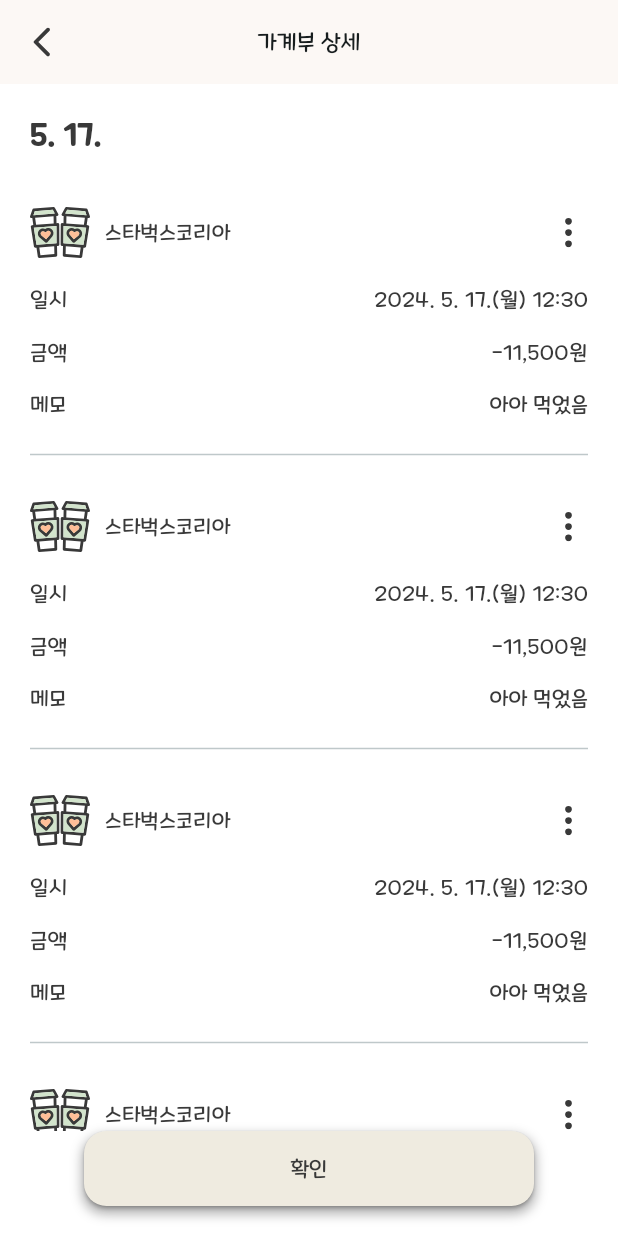
After one commit to APP-Android2/FinalProject-woo_yeon_hi, a Flutter app: the LedgerDetailScreen screen opened directly, on a phone screen of 412 x 824 dp. The commit adds this screen. Run offline on Flutter 3.47's test engine with Material 3 defaults, Android fonts, the phone set to English and light mode, and no system bars; our stand-ins replace carousel_slider, flutter_svg, smooth_page_indicator, table_calendar.

Commit message:
:lipstick: 가계부 상세 UI
가계부 이력 클릭 시 보여지는 상세 화면.
바텀시트, 다이얼로그 구현.

```diff
--- /dev/null
+++ b/lib/screen/ledger_detail_screen.dart
@@ -0,0 +1,83 @@
+import 'package:flutter/material.dart';
+import 'package:flutter_svg/flutter_svg.dart';
+import 'package:woo_yeon_hi/style/color.dart';
+import 'package:woo_yeon_hi/style/font.dart';
+import 'package:woo_yeon_hi/widget/ledger_List_view.dart';
+import 'package:woo_yeon_hi/widget/ledger_top_app_bar.dart';
+
+class LedgerDetailScreen extends StatefulWidget {
+  const LedgerDetailScreen({super.key});
+
+  @override
+  State<LedgerDetailScreen> createState() => _LedgerDetailScreenState();
+}
+
+class _LedgerDetailScreenState extends State<LedgerDetailScreen> {
+  @override
+  Widget build(BuildContext context) {
+    return Scaffold(
+      appBar: LedgerTopAppBar(
+        title: '가계부 상세',
+        leading: IconButton(
+          onPressed: () {
+            Navigator.pop(context);
+          },
+          icon: SvgPicture.asset('lib/assets/icons/arrow_back.svg'),
+        ),
+      ),
+      backgroundColor: ColorFamily.white,
+      body: Container(
+        padding: EdgeInsets.fromLTRB(20, 20, 20, 0),
+        child: Column(
+          children: [
+            Container(
+              width: double.maxFinite,
+              child: Text('5. 17.', style: TextStyle(color: ColorFamily.black, fontSize: 20, fontFamily: FontFamily.mapleStoryBold)),
+            ),
+
+            Padding(padding: EdgeInsets.only(bottom: 30)),
+
+            // 아이템 항목
+            LedgerListView(),
+
+            // 작성 버튼
+            Container(
+              decoration: BoxDecoration(
+                borderRadius: BorderRadius.circular(15),
+                boxShadow: [
+                  BoxShadow(
+                    // 그림자 색상
+                    color: Colors.black.withOpacity(0.3),
+                    // 그림자 오프셋 (x, y)
+                    offset: Offset(0, 4),
+                    // 그림자 흐림 반경
+                    blurRadius: 6,
+                    // 그림자 확산 반경
+                    spreadRadius: 1,
+                  ),
+                ],
+              ),
+              child: ElevatedButton(
+                onPressed: (){
+                  Navigator.pop(context);
+                },
+                child: Text('확인'),
+                style: ElevatedButton.styleFrom(
+                    shape: RoundedRectangleBorder(
+                        borderRadius: BorderRadius.circular(15)
+                    ),
+                    minimumSize: Size(300, 50),
+                    alignment: Alignment.center,
+                    textStyle: TextStyle(fontSize: 14, fontFamily: FontFamily.mapleStoryLight),
+                    backgroundColor: ColorFamily.beige,
+                    foregroundColor: ColorFamily.black
+                ),
+              ),
+            ),
+            SizedBox(height: 20)
+          ],
+        ),
+      ),
+    );
+  }
+}
--- /dev/null
+++ b/lib/widget/ledger_List_view.dart
@@ -0,0 +1,98 @@
+import 'package:flutter/material.dart';
+import 'package:flutter_svg/flutter_svg.dart';
+import 'package:woo_yeon_hi/style/color.dart';
+import 'package:woo_yeon_hi/style/font.dart';
+import 'package:woo_yeon_hi/widget/ledger_modal_bottom_sheet.dart';
+
+class LedgerListView extends StatefulWidget {
+  const LedgerListView({super.key});
+
+  @override
+  State<LedgerListView> createState() => _LedgerListViewState();
+}
+
+class _LedgerListViewState extends State<LedgerListView> {
+
+  @override
+  Widget build(BuildContext context) {
+    return Expanded(
+        child: ListView.builder(
+          itemCount: 5,
+          itemBuilder: (context, index) {
+            return makeListItem();
+          },
+        ),
+    );
+  }
+
+  // 리스트뷰 항목 하나를 구성
+  Widget makeListItem(){
+    return Container(
+      child: Column(
+        children: [
+          Row(
+            mainAxisAlignment: MainAxisAlignment.spaceBetween,
+            children: [
+              Row(
+                children: [
+                  SvgPicture.asset('lib/assets/icons/coffee_cup.svg'),
+                  SizedBox(width: 10),
+                  Text('스타벅스코리아', style: TextStyle(fontSize: 14, color: ColorFamily.black, fontFamily: FontFamily.mapleStoryLight)),
+                ],
+              ),
+              Row(
+                children: [
+                  InkWell(
+                    onTap: () {
+                      showModalBottomSheet(
+                        context: context,
+                        builder: (BuildContext context) {
+                          return LedgerModalBottomSheet();
+                        },
+                      );
+                    },
+                    child: Container(
+                      padding: EdgeInsets.all(10),
+                      child: SvgPicture.asset('lib/assets/icons/horizontal_more.svg'),
+                    ),
+                  ),
+                ],
+              ),
+            ],
+          ),
+          SizedBox(height: 15),
+
+          Row(
+            mainAxisAlignment: MainAxisAlignment.spaceBetween,
+            children: [
+              Text('일시', style: TextStyle(fontSize: 14, color: ColorFamily.black, fontFamily: FontFamily.mapleStoryLight)),
+              Text('2024. 5. 17.(월) 12:30', style: TextStyle(fontSize: 14, color: ColorFamily.black, fontFamily: FontFamily.mapleStoryLight)),
+            ],
+          ),
+          SizedBox(height: 15),
+
+          Row(
+            mainAxisAlignment: MainAxisAlignment.spaceBetween,
+            children: [
+              Text('금액', style: TextStyle(fontSize: 14, color: ColorFamily.black, fontFamily: FontFamily.mapleStoryLight)),
+              Text('-11,500원', style: TextStyle(fontSize: 14, color: ColorFamily.black, fontFamily: FontFamily.mapleStoryLight)),
+            ],
+          ),
+          SizedBox(height: 15),
+
+          Row(
+            mainAxisAlignment: MainAxisAlignment.spaceBetween,
+            children: [
+              Text('메모', style: TextStyle(fontSize: 14, color: ColorFamily.black, fontFamily: FontFamily.mapleStoryLight)),
+              Text('아아 먹었음', style: TextStyle(fontSize: 14, color: ColorFamily.black, fontFamily: FontFamily.mapleStoryLight)),
+            ],
+          ),
+          SizedBox(height: 15),
+          // 구분 선
+          Divider(),
+          SizedBox(height: 20),
+        ],
+      ),
+    );
+  }
+}
```
Also changed, not shown: lib/widget/ledger_dialog.dart (added, +71 -0 lines), lib/widget/ledger_modal_bottom_sheet.dart (added, +108 -0 lines), lib/widget/ledger_table_calendar.dart (+11 -4 lines).
